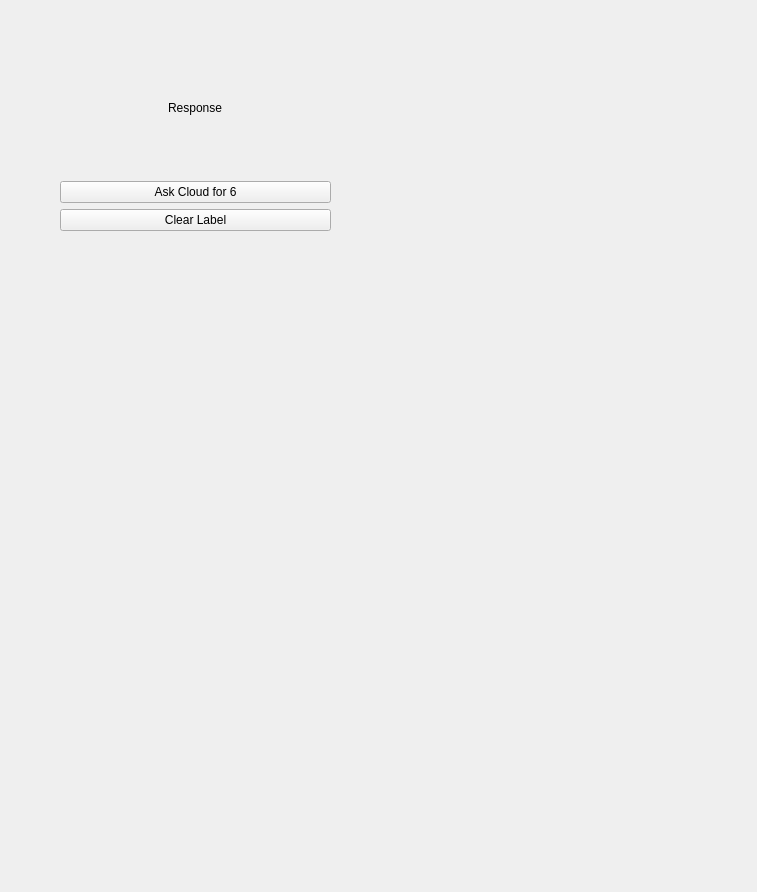
Above: cloudTest.ui from YCP-Rev-Metrix/BallSpinner-Controller-v2 before the change. Below: the same form after it.
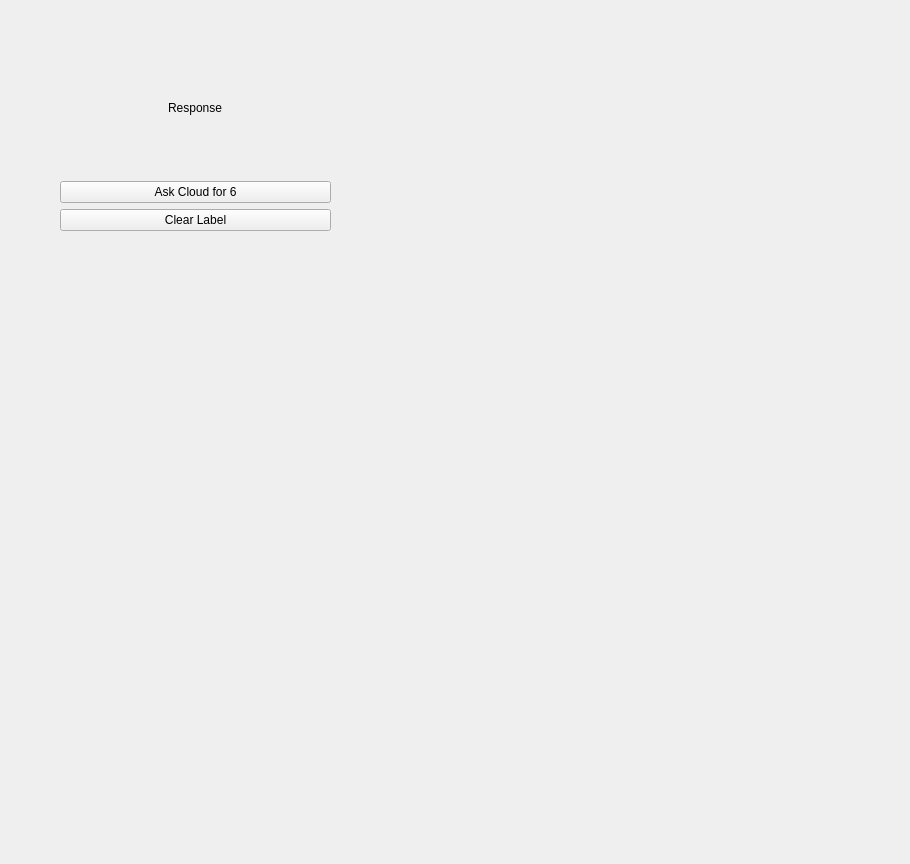
That is the form after the change.

What changed in the file:
```diff
--- a/cloudTest.ui
+++ b/cloudTest.ui
@@ -6,8 +6,8 @@
    <rect>
     <x>0</x>
     <y>0</y>
-    <width>757</width>
-    <height>892</height>
+    <width>910</width>
+    <height>864</height>
    </rect>
   </property>
   <property name="windowTitle">
```
